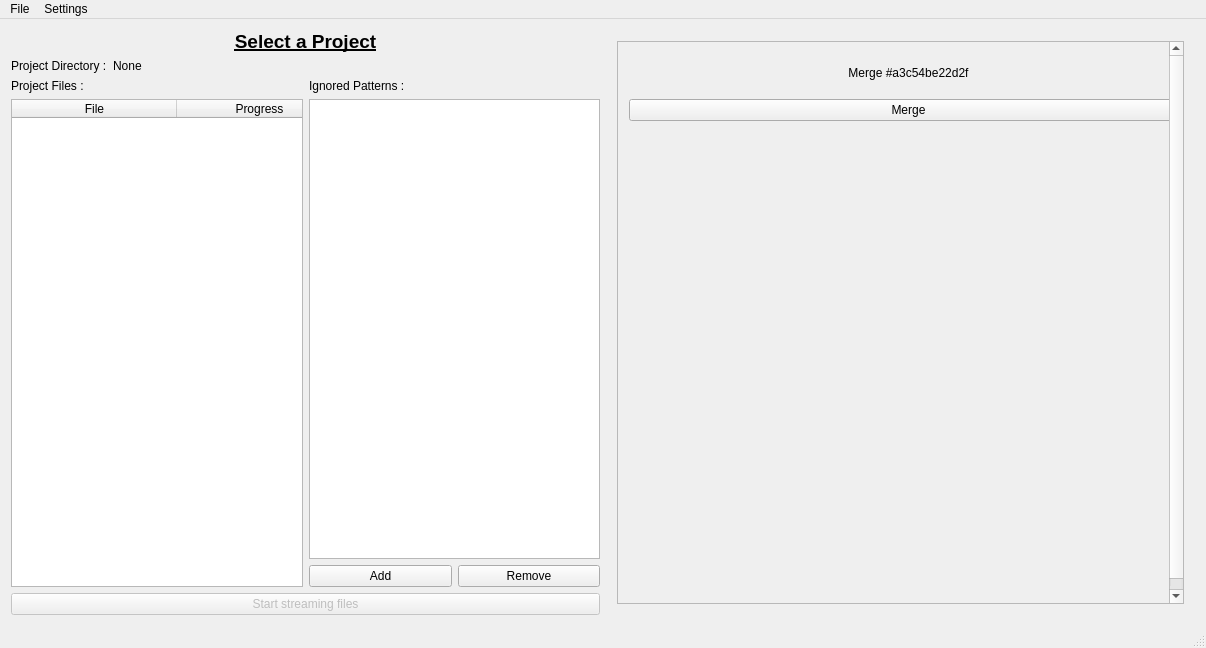
First picture: the form in ui/mainwindow.ui, repository TwiceCast/TwiceCast-Client, before the edit.
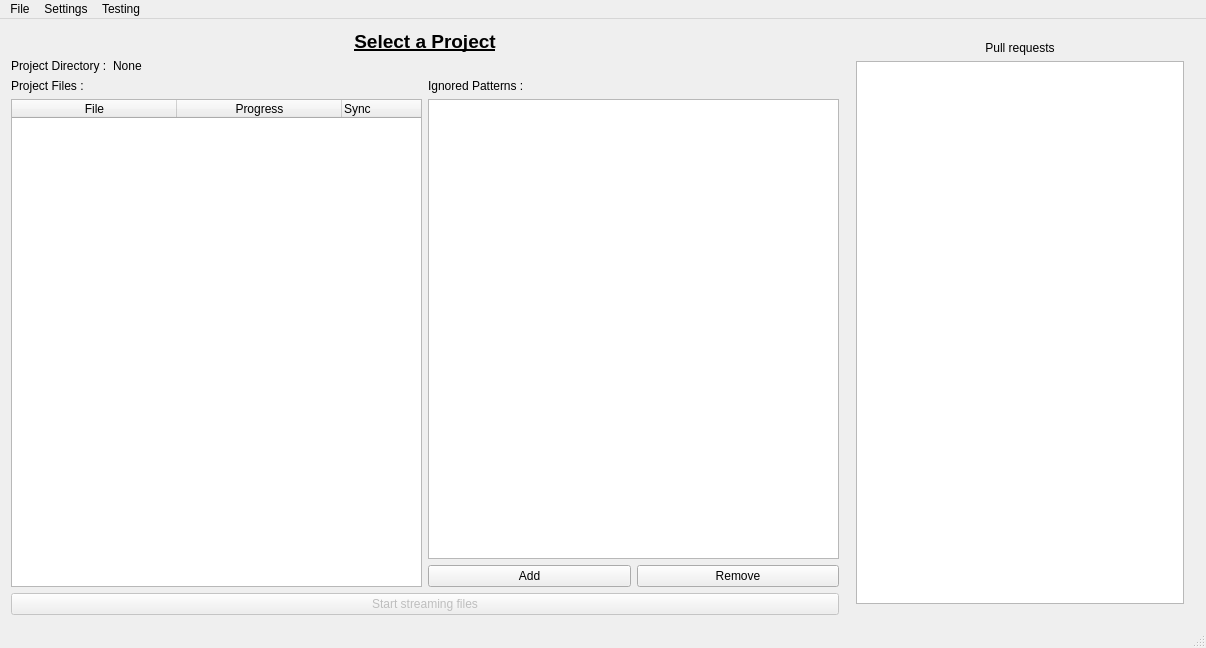
Second picture: the form after the edit.

Commit message: Pull request style + preparing merge

```diff
--- a/ui/mainwindow.ui
+++ b/ui/mainwindow.ui
@@ -15,6 +15,37 @@
   </property>
   <widget class="QWidget" name="centralWidget">
    <layout class="QGridLayout" name="gridLayout">
+    <item row="0" column="1">
+     <widget class="QWidget" name="PullRequestWidget" native="true">
+      <property name="sizePolicy">
+       <sizepolicy hsizetype="Preferred" vsizetype="Preferred">
+        <horstretch>0</horstretch>
+        <verstretch>0</verstretch>
+       </sizepolicy>
+      </property>
+      <property name="maximumSize">
+       <size>
+        <width>350</width>
+        <height>16777215</height>
+       </size>
+      </property>
+      <layout class="QGridLayout" name="gridLayout_4">
+       <item row="0" column="0">
+        <widget class="QLabel" name="label">
+         <property name="text">
+          <string>Pull requests</string>
+         </property>
+         <property name="alignment">
+          <set>Qt::AlignCenter</set>
+         </property>
+        </widget>
+       </item>
+       <item row="1" column="0">
+        <widget class="QListWidget" name="PRList"/>
+       </item>
+      </layout>
+     </widget>
+    </item>
     <item row="0" column="0">
      <layout class="QVBoxLayout" name="projectLayout">
       <item>
@@ -161,61 +192,6 @@
       </item>
      </layout>
     </item>
-    <item row="0" column="1">
-     <widget class="QWidget" name="PullRequestWidget" native="true">
-      <layout class="QVBoxLayout" name="verticalLayout">
-       <item>
-        <widget class="QScrollArea" name="scrollArea">
-         <property name="horizontalScrollBarPolicy">
-          <enum>Qt::ScrollBarAlwaysOff</enum>
-         </property>
-         <property name="widgetResizable">
-          <bool>false</bool>
-         </property>
-         <widget class="QWidget" name="scrollAreaWidgetContents">
-          <property name="geometry">
-           <rect>
-            <x>0</x>
-            <y>0</y>
-            <width>584</width>
-            <height>572</height>
-           </rect>
-          </property>
-          <widget class="QWidget" name="widget" native="true">
-           <property name="geometry">
-            <rect>
-             <x>0</x>
-             <y>-1</y>
-             <width>581</width>
-             <height>91</height>
-            </rect>
-           </property>
-           <layout class="QGridLayout" name="gridLayout_2">
-            <item row="0" column="0">
-             <widget class="QLabel" name="label">
-              <property name="text">
-               <string>Merge #a3c54be22d2f</string>
-              </property>
-              <property name="alignment">
-               <set>Qt::AlignCenter</set>
-              </property>
-             </widget>
-            </item>
-            <item row="1" column="0">
-             <widget class="QPushButton" name="pushButton">
-              <property name="text">
-               <string>Merge</string>
-              </property>
-             </widget>
-            </item>
-           </layout>
-          </widget>
-         </widget>
-        </widget>
-       </item>
-      </layout>
-     </widget>
-    </item>
    </layout>
   </widget>
   <widget class="QMenuBar" name="menuBar">
@@ -249,8 +225,15 @@
     </property>
     <addaction name="actionPull_Request"/>
    </widget>
+   <widget class="QMenu" name="menuTesting">
+    <property name="title">
+     <string>Testing</string>
+    </property>
+    <addaction name="actionTrigger"/>
+   </widget>
    <addaction name="menuFile"/>
    <addaction name="menuSettings"/>
+   <addaction name="menuTesting"/>
   </widget>
   <widget class="QStatusBar" name="statusBar"/>
   <action name="actionExit">
```
Left out of the diff: 5 changed lines with no effect on the pictures. The commit also changes 10 other files.
